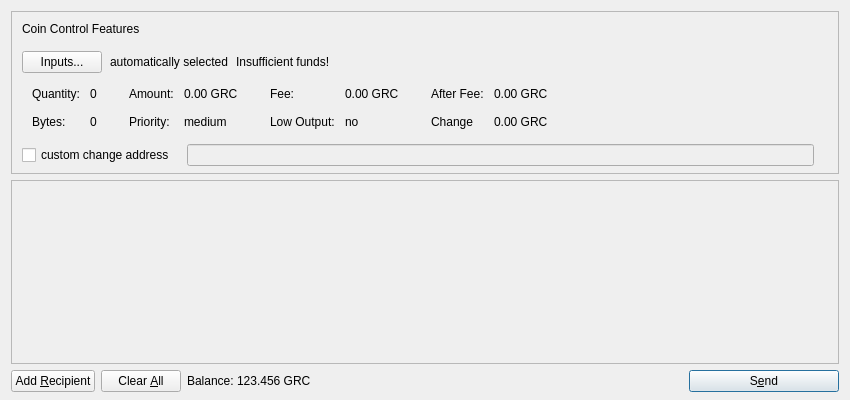
Above: src/qt/forms/sendcoinsdialog.ui from gridcoin-community/Gridcoin-Research before the change. Below: the same form after it.
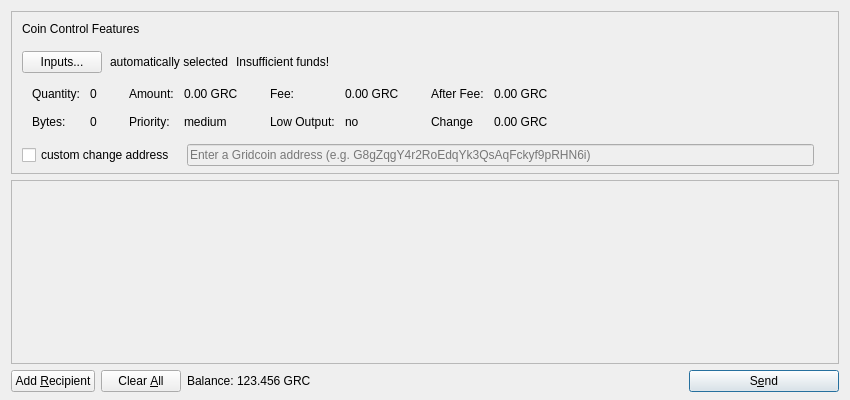
That is the form after the change. Icons and pictures are not drawn.

What changed in the file:
```diff
--- a/src/qt/forms/sendcoinsdialog.ui
+++ b/src/qt/forms/sendcoinsdialog.ui
@@ -490,6 +490,9 @@
               <verstretch>0</verstretch>
              </sizepolicy>
             </property>
+            <property name="placeholderText">
+             <string>Enter a Gridcoin address (e.g. G8gZqgY4r2RoEdqYk3QsAqFckyf9pRHN6i)</string>
+            </property>
            </widget>
           </item>
           <item>
```
Left out of the diff: 4 changed lines with no effect on the pictures.
